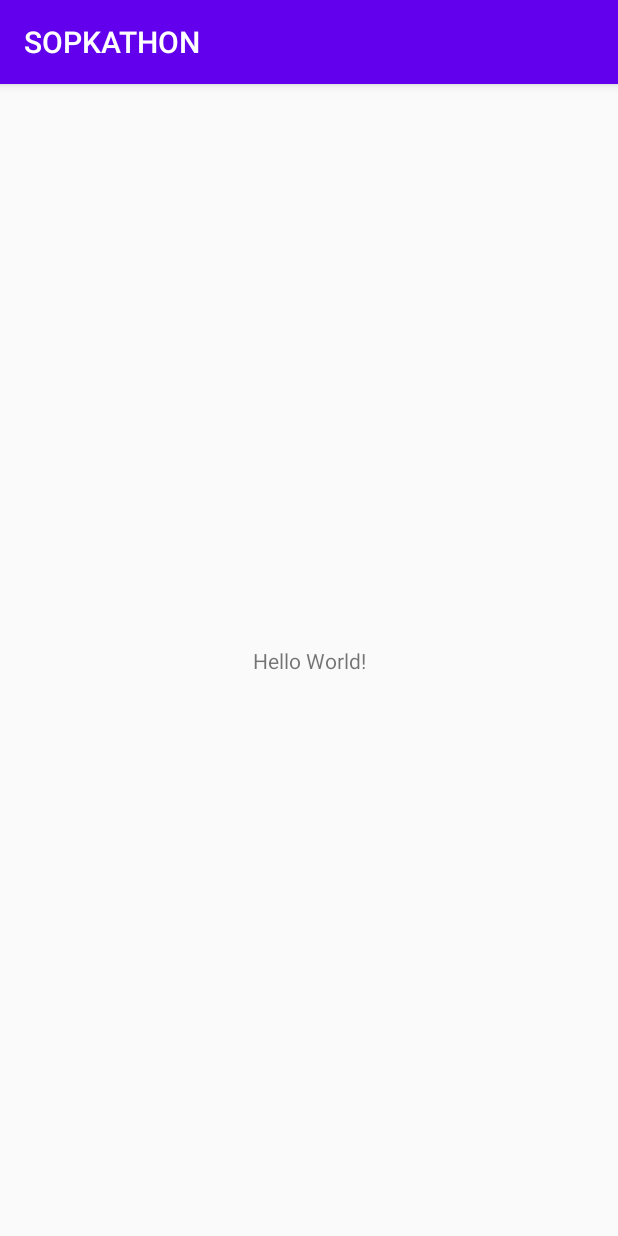
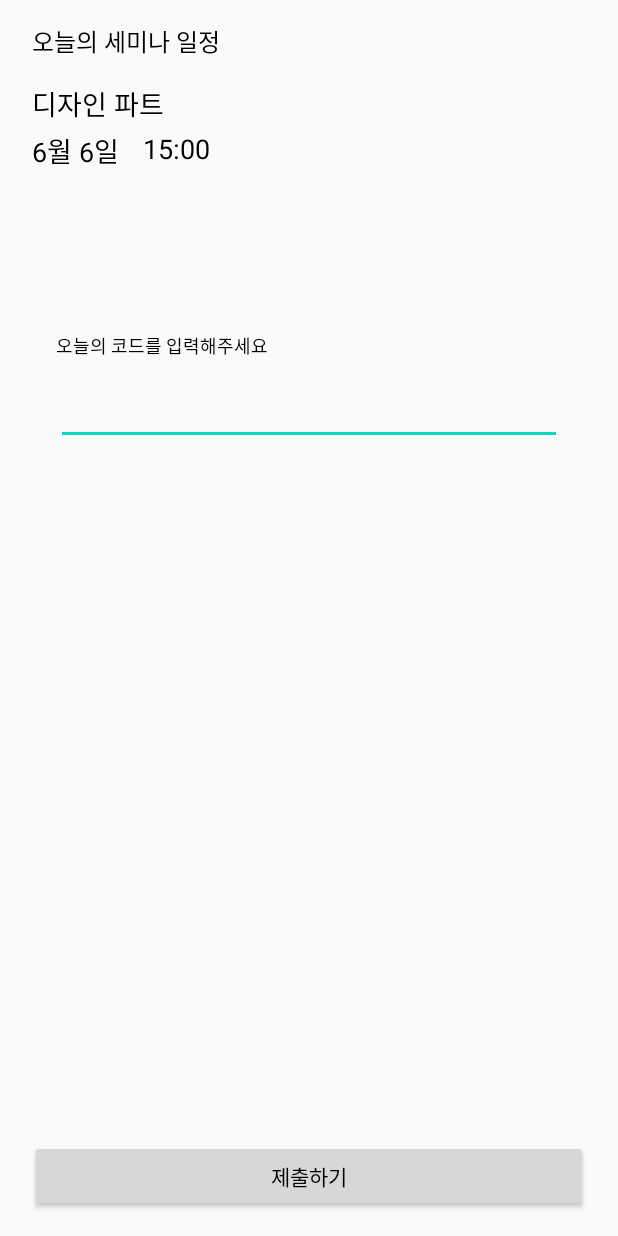
Before and after one commit to SOPTKATHON-SoptOn/Sopt-On, an Android app: the screen it shows after launch (MainActivity before the commit, AnswerActivity after it), on a phone screen of 412 x 824 dp. Run offline under Robolectric (Android 15) with nearby library versions, the phone set to English and light mode, and no system bars.

Commit message:
파트장/파트원 main 뷰

```diff
--- a/app/src/main/AndroidManifest.xml
+++ b/app/src/main/AndroidManifest.xml
@@ -9,13 +9,14 @@
         android:roundIcon="@mipmap/ic_launcher_round"
         android:supportsRtl="true"
         android:theme="@style/AppTheme">
-        <activity android:name=".MainActivity">
+        <activity android:name=".AnswerActivity">
             <intent-filter>
                 <action android:name="android.intent.action.MAIN" />
 
                 <category android:name="android.intent.category.LAUNCHER" />
             </intent-filter>
         </activity>
+        <activity android:name=".MainActivity"></activity>
     </application>
 
 </manifest>
--- /dev/null
+++ b/app/src/main/java/com/example/sopkathon/AnswerActivity.kt
@@ -0,0 +1,12 @@
+package com.example.sopkathon
+
+import androidx.appcompat.app.AppCompatActivity
+import android.os.Bundle
+
+class AnswerActivity : AppCompatActivity() {
+
+    override fun onCreate(savedInstanceState: Bundle?) {
+        super.onCreate(savedInstanceState)
+        setContentView(R.layout.activity_answer)
+    }
+}
--- /dev/null
+++ b/app/src/main/res/layout/activity_answer.xml
@@ -0,0 +1,97 @@
+<?xml version="1.0" encoding="utf-8"?>
+<androidx.constraintlayout.widget.ConstraintLayout xmlns:android="http://schemas.android.com/apk/res/android"
+    xmlns:app="http://schemas.android.com/apk/res-auto"
+    xmlns:tools="http://schemas.android.com/tools"
+    android:layout_width="match_parent"
+    android:layout_height="match_parent"
+    tools:context=".AnswerActivity">
+
+    <TextView
+        android:id="@+id/tv_title"
+        android:layout_width="wrap_content"
+        android:layout_height="wrap_content"
+        android:layout_marginLeft="21dp"
+        android:layout_marginTop="15dp"
+        android:textColor="@color/black"
+        android:textSize="16sp"
+        android:text="오늘의 세미나 일정"
+        app:layout_constraintStart_toStartOf="parent"
+        app:layout_constraintTop_toTopOf="parent" />
+
+    <TextView
+        android:id="@+id/tv_part"
+        android:layout_width="wrap_content"
+        android:layout_height="wrap_content"
+        android:layout_marginTop="16dp"
+        android:textColor="@color/black"
+        android:textSize="18sp"
+        android:text="디자인 파트"
+        app:layout_constraintStart_toStartOf="@+id/tv_title"
+        app:layout_constraintTop_toBottomOf="@+id/tv_title" />
+
+    <TextView
+        android:id="@+id/tv_date"
+        android:layout_width="wrap_content"
+        android:layout_height="wrap_content"
+        android:layout_marginTop="4dp"
+        android:textColor="@color/black"
+        android:textSize="18sp"
+        android:text="6월 6일"
+        app:layout_constraintStart_toStartOf="@+id/tv_part"
+        app:layout_constraintTop_toBottomOf="@+id/tv_part" />
+
+    <TextView
+        android:id="@+id/tv_time"
+        android:layout_width="wrap_content"
+        android:layout_height="wrap_content"
+        android:layout_marginLeft="16dp"
+        android:textColor="@color/black"
+        android:textSize="18sp"
+        android:text="15:00"
+        app:layout_constraintStart_toEndOf="@+id/tv_date"
+        app:layout_constraintTop_toTopOf="@+id/tv_date" />
+
+    <androidx.constraintlayout.widget.ConstraintLayout
+        android:id="@+id/answer"
+        android:layout_width="match_parent"
+        android:layout_height="wrap_content"
+        android:layout_marginTop="95dp"
+        android:layout_marginHorizontal="21dp"
+        android:paddingHorizontal="16dp"
+        app:layout_constraintTop_toBottomOf="@+id/tv_date"
+        app:layout_constraintStart_toStartOf="parent">
+        <TextView
+            android:id="@+id/tv_askAnswer"
+            android:layout_width="wrap_content"
+            android:layout_height="wrap_content"
+            android:layout_marginTop="12dp"
+            android:textColor="@color/black"
+            android:textSize="12sp"
+            android:text="오늘의 코드를 입력해주세요"
+            app:layout_constraintTop_toTopOf="parent"
+            app:layout_constraintStart_toStartOf="parent"/>
+
+        <EditText
+            android:id="@+id/et_answer"
+            android:layout_width="match_parent"
+            android:layout_height="wrap_content"
+            android:layout_marginTop="15dp"
+            android:textSize="15sp"
+            android:text=""
+            app:layout_constraintTop_toBottomOf="@+id/tv_askAnswer"
+            app:layout_constraintStart_toStartOf="parent"
+            app:layout_constraintEnd_toEndOf="parent"/>
+    </androidx.constraintlayout.widget.ConstraintLayout>
+
+    <Button
+        android:layout_width="match_parent"
+        android:layout_height="wrap_content"
+        android:textColor="@color/black"
+        android:textSize="14sp"
+        android:text="제출하기"
+        android:layout_marginHorizontal="20dp"
+        android:layout_marginBottom="16dp"
+        app:layout_constraintStart_toStartOf="parent"
+        app:layout_constraintEnd_toEndOf="parent"
+        app:layout_constraintBottom_toBottomOf="parent"/>
+</androidx.constraintlayout.widget.ConstraintLayout>
--- a/app/src/main/res/values/colors.xml
+++ b/app/src/main/res/values/colors.xml
@@ -3,4 +3,5 @@
     <color name="colorPrimary">#6200EE</color>
     <color name="colorPrimaryDark">#3700B3</color>
     <color name="colorAccent">#03DAC5</color>
+    <color name="black">#000000</color>
 </resources>
--- a/app/src/main/res/values/styles.xml
+++ b/app/src/main/res/values/styles.xml
@@ -1,7 +1,7 @@
 <resources>
 
     <!-- Base application theme. -->
-    <style name="AppTheme" parent="Theme.AppCompat.Light.DarkActionBar">
+    <style name="AppTheme" parent="Theme.AppCompat.Light.NoActionBar">
         <!-- Customize your theme here. -->
         <item name="colorPrimary">@color/colorPrimary</item>
         <item name="colorPrimaryDark">@color/colorPrimaryDark</item>
```
Also changed, not shown: app/src/main/res/layout/activiy_answer_admin.xml (added, +165 -0 lines).
